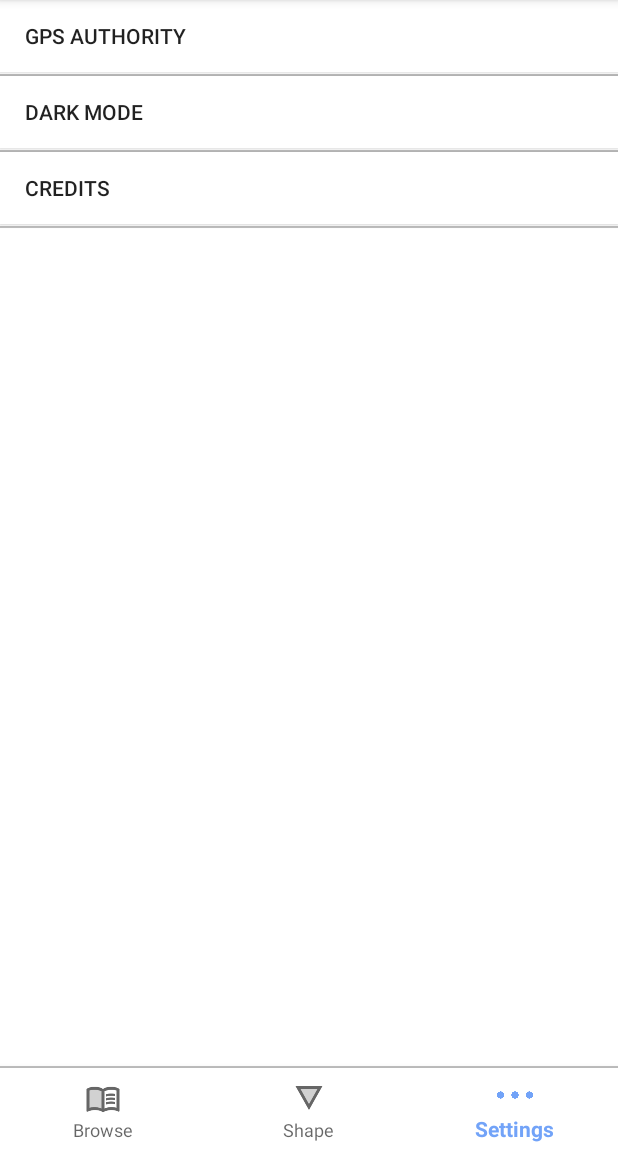
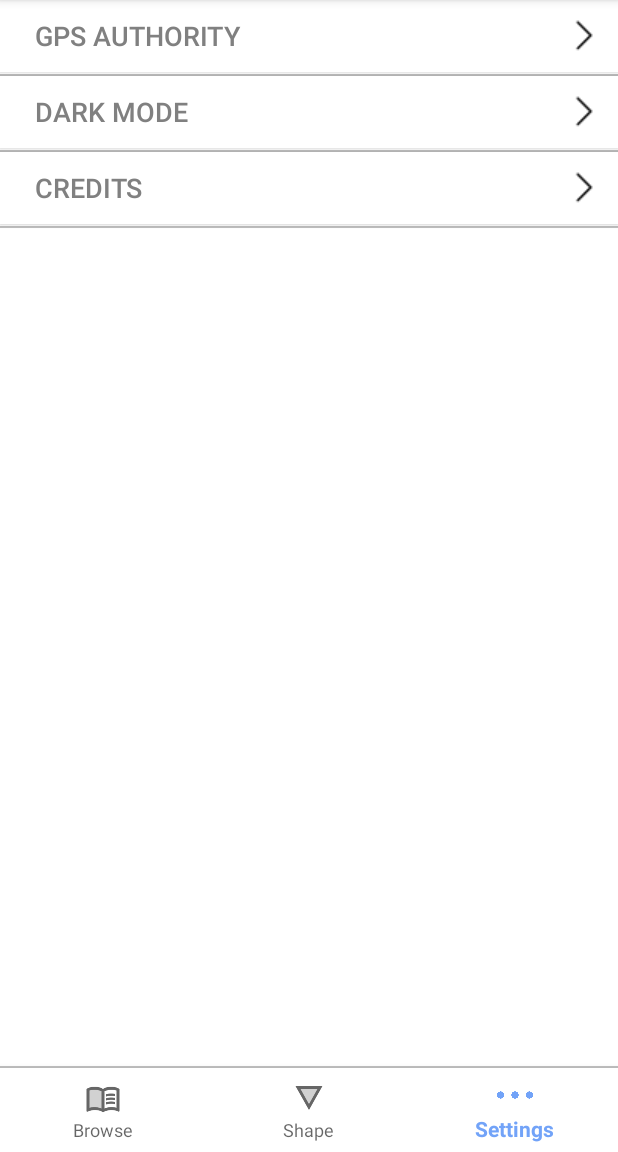
Before and after one commit to ChoiysApple/Calert, an Android app: the screen it shows after launch (MainActivity), item 3 of the bottom bar chosen, on a phone screen of 412 x 824 dp, the part 84-1236 px from its top. Run offline under Robolectric (Android 15) with nearby library versions, the light colour scheme and no system bars.

Commit message:
settings UI

```diff
--- a/Carlet/app/src/main/res/layout/fragment_settings.xml
+++ b/Carlet/app/src/main/res/layout/fragment_settings.xml
@@ -14,8 +14,11 @@
             android:layout_width="match_parent"
             android:layout_height="wrap_content"
             android:text="     GPS authority"
+            android:textSize="18sp"
+            android:textColor="@color/colorDarkGrey"
             android:gravity="left|center_vertical"
-            android:background="@android:color/white"/>
+            android:background="@android:color/white"
+            android:drawableRight="@drawable/settings_arrow"/>
 
         <View
             android:layout_width="match_parent"
@@ -29,8 +32,11 @@
             android:layout_width="match_parent"
             android:layout_height="wrap_content"
             android:text="     Dark mode"
+            android:textSize="18sp"
+            android:textColor="@color/colorDarkGrey"
             android:gravity="left|center_vertical"
-            android:background="@android:color/white" />
+            android:background="@android:color/white"
+            android:drawableRight="@drawable/settings_arrow"/>
 
         <View
             android:layout_width="match_parent"
@@ -44,8 +50,11 @@
             android:layout_width="match_parent"
             android:layout_height="wrap_content"
             android:text="     Credits"
+            android:textSize="18sp"
+            android:textColor="@color/colorDarkGrey"
             android:gravity="left|center_vertical"
-            android:background="@android:color/white" />
+            android:background="@android:color/white"
+            android:drawableRight="@drawable/settings_arrow"/>
 
         <View
             android:layout_width="match_parent"
```
Also changed, not shown: Carlet/app/src/main/res/drawable/settings_arrow.png (added).
